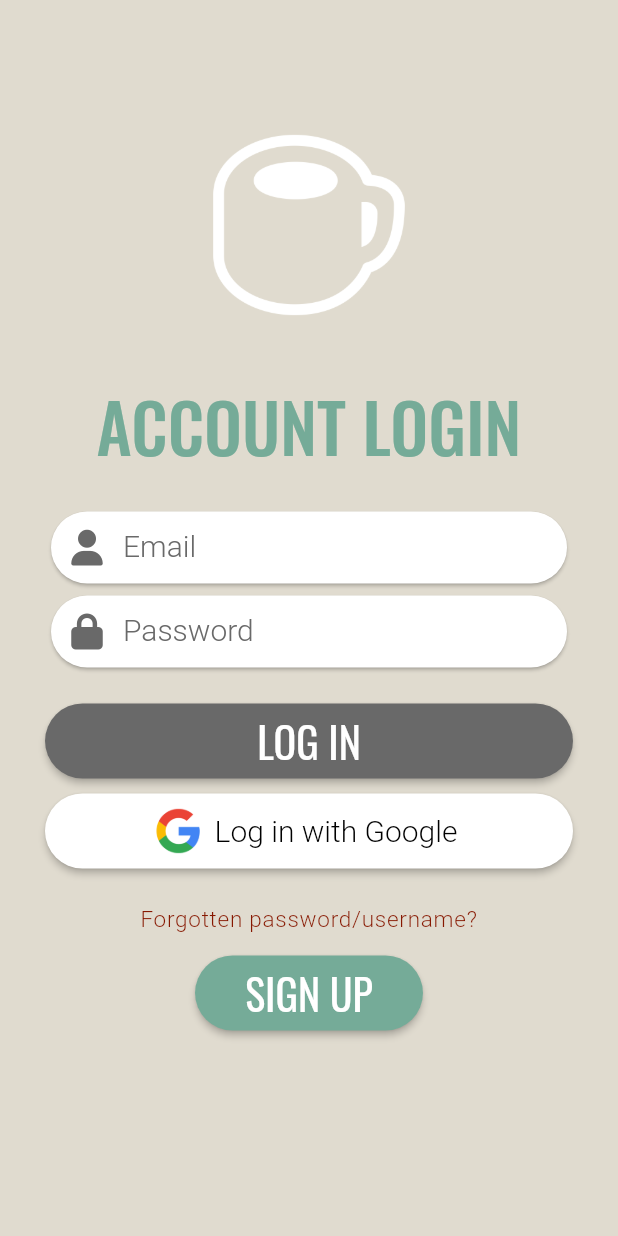
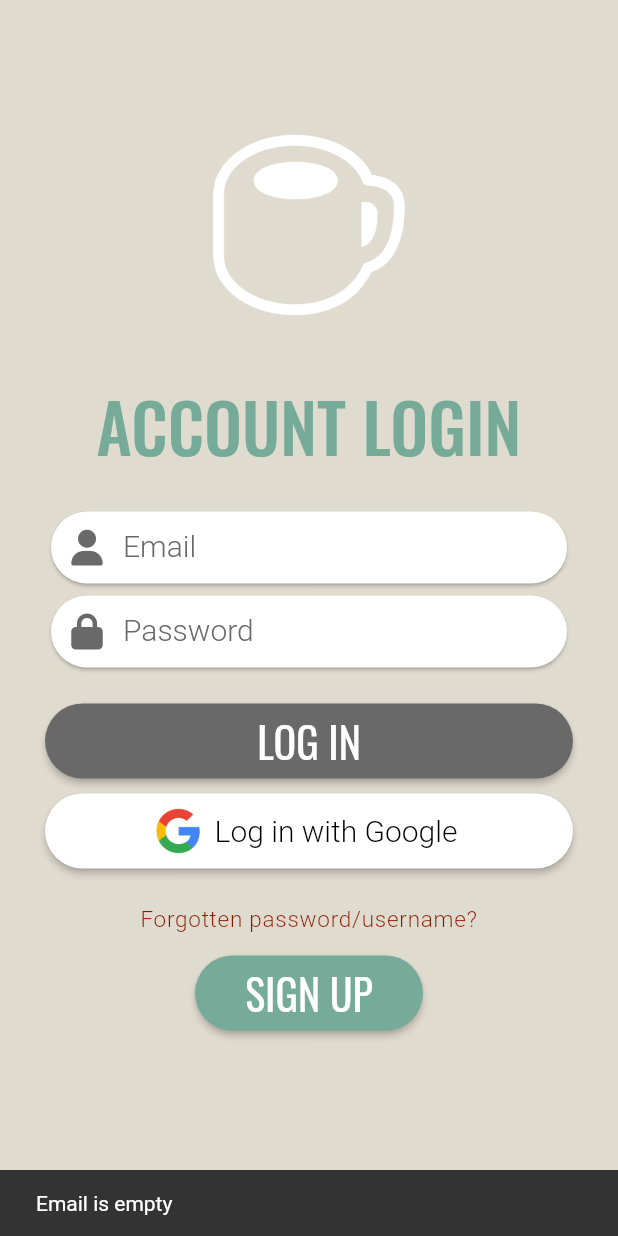
Before and after one commit to StanislavAlpatiev/FikaAndFocus, a Flutter app: the screen it shows after launch, after a tap on "LOG IN", on a phone screen of 412 x 824 dp. Run offline on Flutter 3.47's test engine with Material 2 defaults, Android fonts, the phone set to English and light mode, and no system bars; our stand-ins replace firebase_auth, firebase_core, flutter_rating_bar, font_awesome_flutter, geolocator, google_fonts and 5 more; missing offline and left inert: map_launcher, syncfusion_flutter_core; accounts and stored records are empty.

Commit message:
fixed snackbar not showing up by adding Builder widget within Scaffold. Default profile pic shows up if you don't login with google.

```diff
--- a/fika_and_fokus/lib/models/UserModel.dart
+++ b/fika_and_fokus/lib/models/UserModel.dart
@@ -1,4 +1,6 @@
 import 'dart:convert';
+
+import 'package:flutter/cupertino.dart';
 
 UserModel userModelJson(String str) => UserModel.fromJson(json.decode(str));
 
@@ -8,7 +10,8 @@ class UserModel {
   String _email = "";
   String _userName = "";
   String _password = "";
-  String? profilePicture = "";
+  ImageProvider? profilePicture = AssetImage('images/profile_coffee.jpg'); // can be NetworkImage or AssetImage.
+
   UserModel({
     required userName,
     required email,
--- a/fika_and_fokus/lib/screens/LogIn.dart
+++ b/fika_and_fokus/lib/screens/LogIn.dart
@@ -45,7 +45,7 @@ class _LogInState extends State<LogIn> {
   // TextEditingController passCtrl =
   //     TextEditingController(); //A variable to store password
 
-  String loginMessage = "hej";
+  String loginMessage = "";
 
   @override
   Widget build(BuildContext context) {
@@ -55,7 +55,9 @@ class _LogInState extends State<LogIn> {
           child: Scaffold(
             resizeToAvoidBottomInset: false,
             backgroundColor: Color(0xFFE0DBCF),
-            body: Padding(
+            body: Builder( // this widget is needed for ScaffoldMessenger.of(context) to work.
+              builder: (context) {
+                return Padding(
                   padding: const EdgeInsets.fromLTRB(30, 50, 30, 0),
                   child: ListView(
                     shrinkWrap: true,
@@ -160,15 +162,16 @@ class _LogInState extends State<LogIn> {
                               // save();
 
                               login(user.getEmail, user.getPassword).then((value) {
-                            setState(() {
-                              loginMessage = value;
 
+                                if (value.trim() != ""){
                                   final snackBar =
-                                  SnackBar(content: Text(loginMessage));
+                                  SnackBar(content: Text(value));
 
                                   ScaffoldMessenger.of(context)
                                       .showSnackBar(snackBar);
-                            });
+                                }
+
+
                               });
 
                               // Navigator.push(
@@ -214,7 +217,7 @@ class _LogInState extends State<LogIn> {
                           ),
                           onPressed: () async {
 
-                        final provider = await Provider.of<GoogleSignInProvider>(
+                            final provider = Provider.of<GoogleSignInProvider>(
                                 context,
                                 listen: false);
                             await provider.signOutWithGoogle(); // apparently needed for login options dialog to show up
@@ -238,9 +241,12 @@ class _LogInState extends State<LogIn> {
                               print("user.email is " + user.getEmail + ".");
                               user.userName = provider.user.displayName.toString();
                               user.password = "google";
-                          user.profilePicture = await provider.user.photoUrl;
-                          if (user.profilePicture == null)
-                            user.profilePicture = 'images/profile_coffee.jpg';
+
+                              // trying to get google photo, to replace default photo.
+                              NetworkImage temp = await NetworkImage(provider.user.photoUrl!);
+                              if (temp != null || provider.user.photoUrl?.trim() == "") {
+                                user.profilePicture = temp;
+                              }
 
                               Navigator.push(context, MaterialPageRoute(builder: (context) => NavBar(user: user)));
 
@@ -296,6 +302,8 @@ class _LogInState extends State<LogIn> {
                       ),
                     ],
                   ),
+                );
+              }
             ),
           ),
         ),
--- a/fika_and_fokus/lib/screens/Profile.dart
+++ b/fika_and_fokus/lib/screens/Profile.dart
@@ -67,7 +67,7 @@ class _ProfilePageState extends State<ProfilePage> {
                     CircleAvatar(
                       radius: 100,
                       // backgroundImage: NetworkImage(user.photoURL!.replaceAll("s96-c", "s192-c")),
-                      backgroundImage: NetworkImage(widget.user.profilePicture!),
+                      backgroundImage: widget.user.profilePicture,
                       // backgroundImage: AssetImage('images/profile_coffee.jpg'),
                     ),
                      Padding(
@@ -219,4 +219,6 @@ class _ProfilePageState extends State<ProfilePage> {
         break;
     }
   }
+
+
 }
```
Lines whose indentation alone changed are shown as unchanged.
